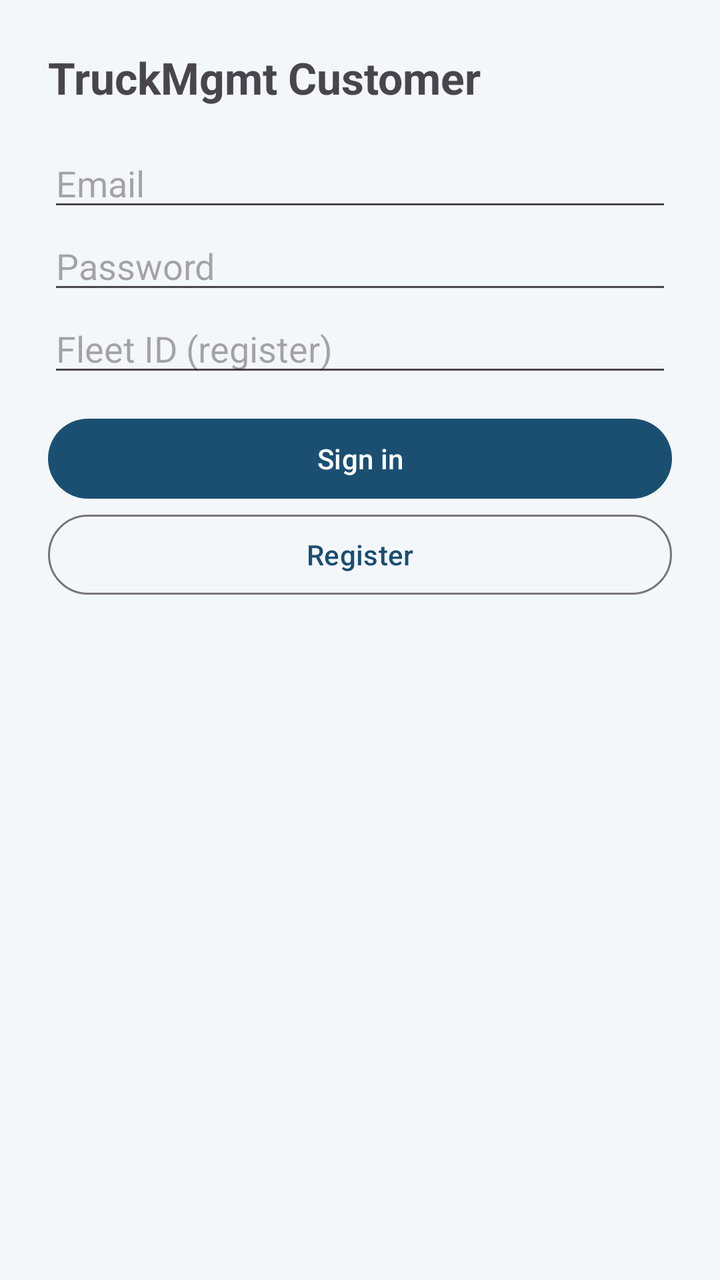
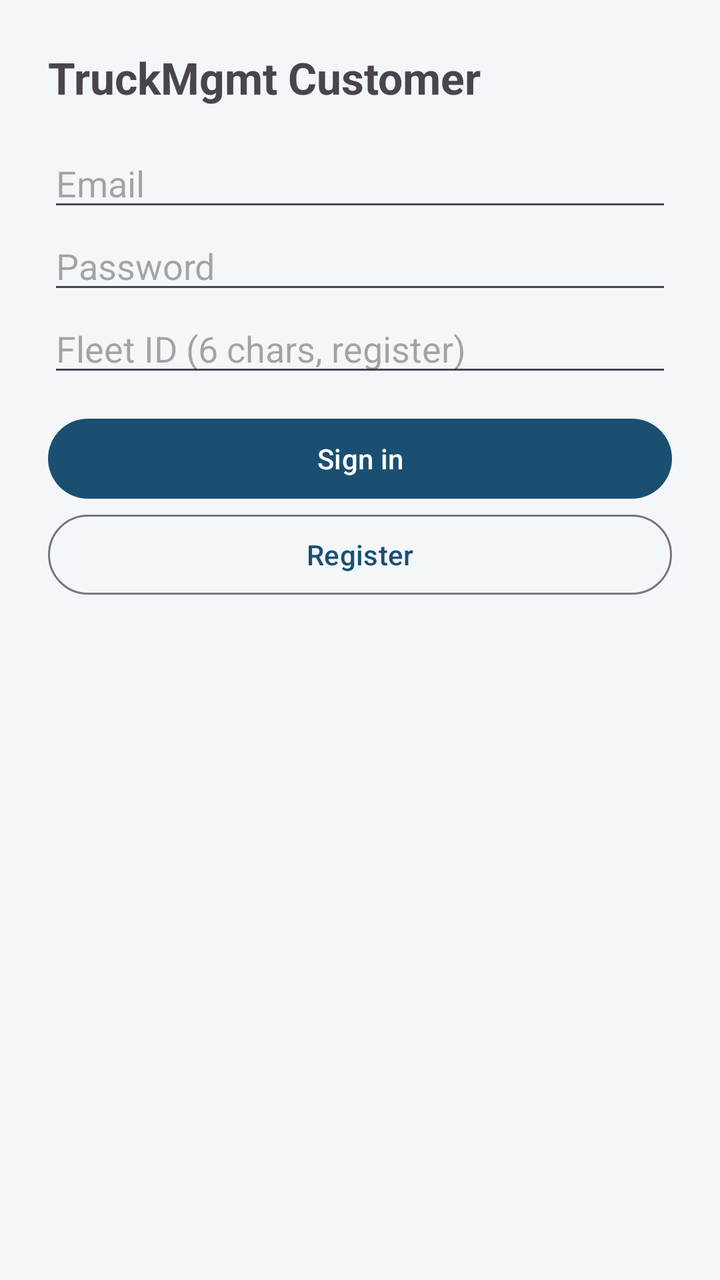

The first picture is an Android layout as it rendered before a commit; the second is the same layout after the commit. The layout source and the unified diff follow.
<!-- AndroidManifest.xml: application theme Theme.TruckMgmt -->
<!-- res/layout/activity_auth.xml -->
<?xml version="1.0" encoding="utf-8"?>
<LinearLayout xmlns:android="http://schemas.android.com/apk/res/android"
    android:layout_width="match_parent"
    android:layout_height="match_parent"
    android:orientation="vertical"
    android:padding="24dp">

    <TextView
        android:layout_width="wrap_content"
        android:layout_height="wrap_content"
        android:text="TruckMgmt Customer"
        android:textSize="22sp"
        android:textStyle="bold"
        android:layout_marginBottom="16dp" />

    <EditText android:id="@+id/inputEmail" android:layout_width="match_parent" android:layout_height="wrap_content" android:hint="Email" android:inputType="textEmailAddress" />
    <EditText android:id="@+id/inputPassword" android:layout_width="match_parent" android:layout_height="wrap_content" android:hint="Password" android:inputType="textPassword" />
    <EditText android:id="@+id/inputFleetId" android:layout_width="match_parent" android:layout_height="wrap_content" android:hint="Fleet ID (register)" android:layout_marginBottom="12dp" />
    <Button android:id="@+id/btnLogin" android:layout_width="match_parent" android:layout_height="wrap_content" android:text="Sign in" />
    <Button android:id="@+id/btnRegister" android:layout_width="match_parent" android:layout_height="wrap_content" android:text="Register" style="@style/Widget.Material3.Button.OutlinedButton" />
</LinearLayout>
<!-- resources referenced by this layout -->
<resources>
  <style name="Theme.TruckMgmt" parent="Theme.Material3.Light.NoActionBar">
          <item name="colorPrimary">@color/brand_primary</item>
          <item name="colorPrimaryDark">@color/brand_primary_dark</item>
          <item name="colorOnPrimary">@color/surface</item>
          <item name="colorSecondary">@color/brand_accent</item>
          <item name="colorOnSecondary">@color/surface</item>
          <item name="colorSurface">@color/surface</item>
          <item name="colorOnSurface">@color/text_primary</item>
          <item name="android:colorBackground">@color/app_bg</item>
          <item name="android:statusBarColor">@color/brand_primary_dark</item>
          <item name="android:navigationBarColor">@color/app_bg</item>
          <item name="android:windowLightNavigationBar">true</item>
      </style>
  <color name="brand_primary">#1B4F72</color>
  <color name="brand_primary_dark">#0E2F45</color>
  <color name="surface">#FFFFFF</color>
  <color name="brand_accent">#E67E22</color>
  <color name="text_primary">#1A1A1A</color>
  <color name="app_bg">#F4F7FA</color>
</resources>

<!-- the commit's change to res/layout/activity_auth.xml (unified diff, before → after) -->
@@ -15,7 +15,7 @@
 
     <EditText android:id="@+id/inputEmail" android:layout_width="match_parent" android:layout_height="wrap_content" android:hint="Email" android:inputType="textEmailAddress" />
     <EditText android:id="@+id/inputPassword" android:layout_width="match_parent" android:layout_height="wrap_content" android:hint="Password" android:inputType="textPassword" />
-    <EditText android:id="@+id/inputFleetId" android:layout_width="match_parent" android:layout_height="wrap_content" android:hint="Fleet ID (register)" android:layout_marginBottom="12dp" />
+    <EditText android:id="@+id/inputFleetId" android:layout_width="match_parent" android:layout_height="wrap_content" android:hint="Fleet ID (6 chars, register)" android:inputType="textCapCharacters" android:layout_marginBottom="12dp" />
     <Button android:id="@+id/btnLogin" android:layout_width="match_parent" android:layout_height="wrap_content" android:text="Sign in" />
     <Button android:id="@+id/btnRegister" android:layout_width="match_parent" android:layout_height="wrap_content" android:text="Register" style="@style/Widget.Material3.Button.OutlinedButton" />
 </LinearLayout>
